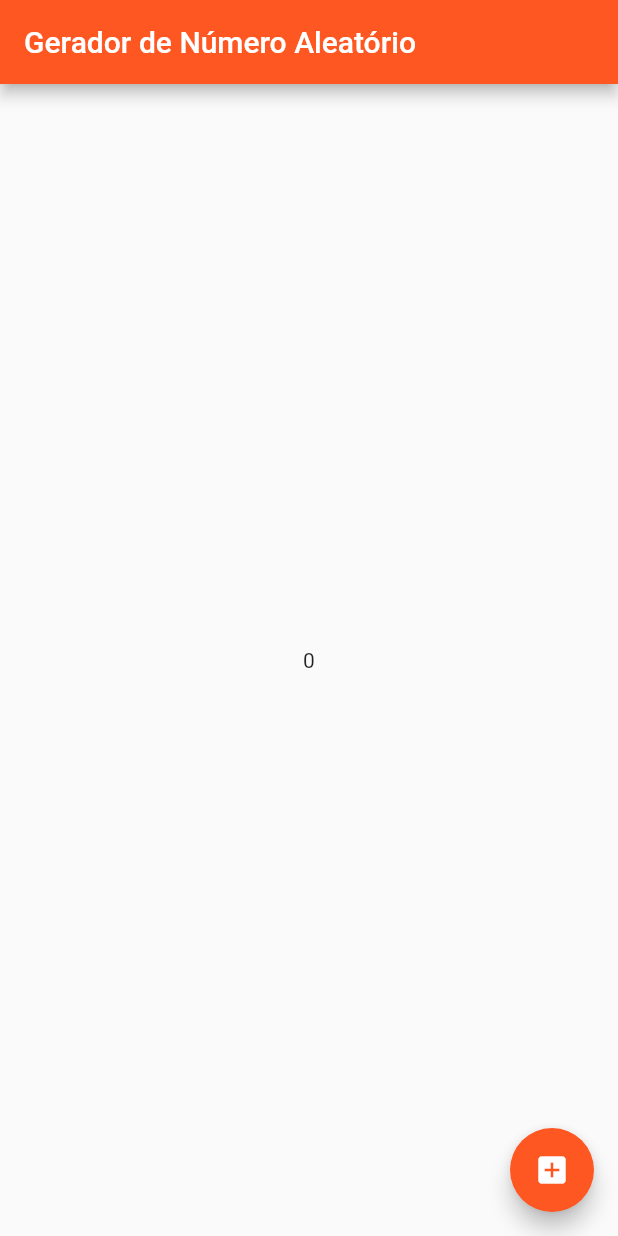
After one commit to SabrinaVailante/learning_flutter_dio, a Flutter app: the screen it shows after launch, on a phone screen of 412 x 824 dp. The commit adds this screen. Run offline on Flutter 3.47's test engine with Material 2 defaults, Android fonts, the phone set to English and light mode, and no system bars.

Commit message:
Organizando o Projeto.

```diff
--- /dev/null
+++ b/lib/funcionalidades/services/gerar_numero_aleatorio.dart
@@ -0,0 +1,8 @@
+import 'dart:math';
+
+class GeradorNumeroAleatorioservice{
+  static int gerarNumeroAleatorio() {
+    Random numeroAleatorio = Random();
+    return numeroAleatorio.nextInt(1000);
+  }
+}
--- /dev/null
+++ b/lib/funcionalidades/views/gerador_de_numero_aleatorio.dart
@@ -0,0 +1,37 @@
+import 'dart:math';
+import 'package:flutter/material.dart';
+import 'package:leaningflutter/funcionalidades/services/gerar_numero_aleatorio.dart';
+
+class GeradorDeNumeroAleatorio extends StatefulWidget {
+  const GeradorDeNumeroAleatorio({super.key});
+
+  @override
+  State<GeradorDeNumeroAleatorio> createState() =>
+      _GeradorDeNumeroAleatorioState();
+}
+
+class _GeradorDeNumeroAleatorioState extends State<GeradorDeNumeroAleatorio> {
+  var numeroGerado = 0;
+
+
+
+  @override
+  Widget build(BuildContext context) {
+    return Scaffold(
+      appBar: AppBar(
+        title: const Text("Gerador de Número Aleatório"),
+      ),
+      body: Center(
+        child: Text(numeroGerado.toString()),
+      ),
+      floatingActionButton: FloatingActionButton(
+        child: const Icon(Icons.add_box),
+        onPressed: () {
+          setState(() {
+            numeroGerado = GeradorNumeroAleatorioservice.gerarNumeroAleatorio();
+          });
+        },
+      ),
+    );
+  }
+}
--- /dev/null
+++ b/lib/myApp.dart
@@ -0,0 +1,15 @@
+import 'package:flutter/material.dart';
+import 'package:leaningflutter/funcionalidades/views/gerador_de_numero_aleatorio.dart';
+
+class MyApp extends StatelessWidget {
+  const MyApp({super.key});
+
+  @override
+  Widget build(BuildContext context) {
+    return MaterialApp(
+      theme: ThemeData(primarySwatch: Colors.deepOrange),
+      debugShowCheckedModeBanner: false,
+      home: const GeradorDeNumeroAleatorio(),
+    );
+  }
+}
```
Also changed, not shown: lib/main.dart (+1 -54 lines).
